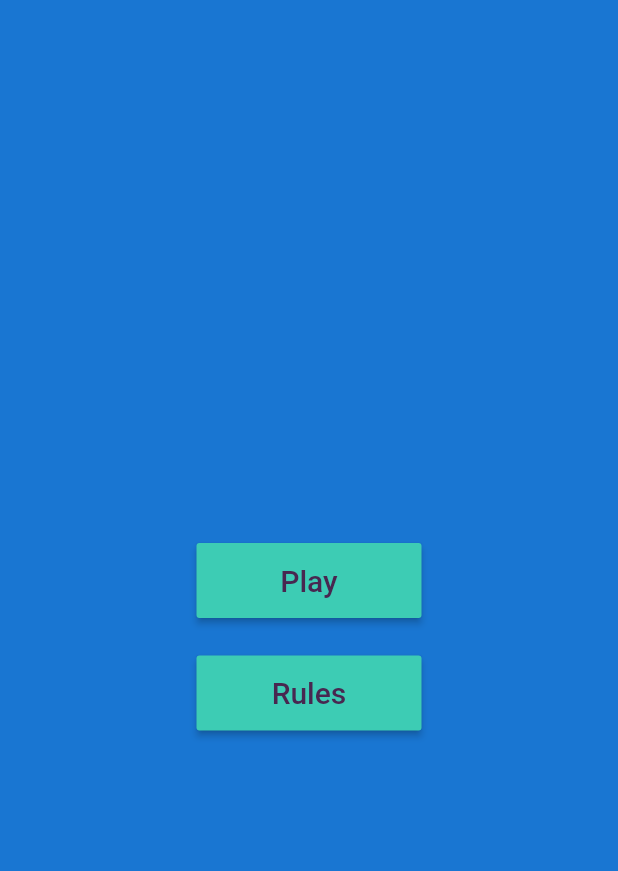
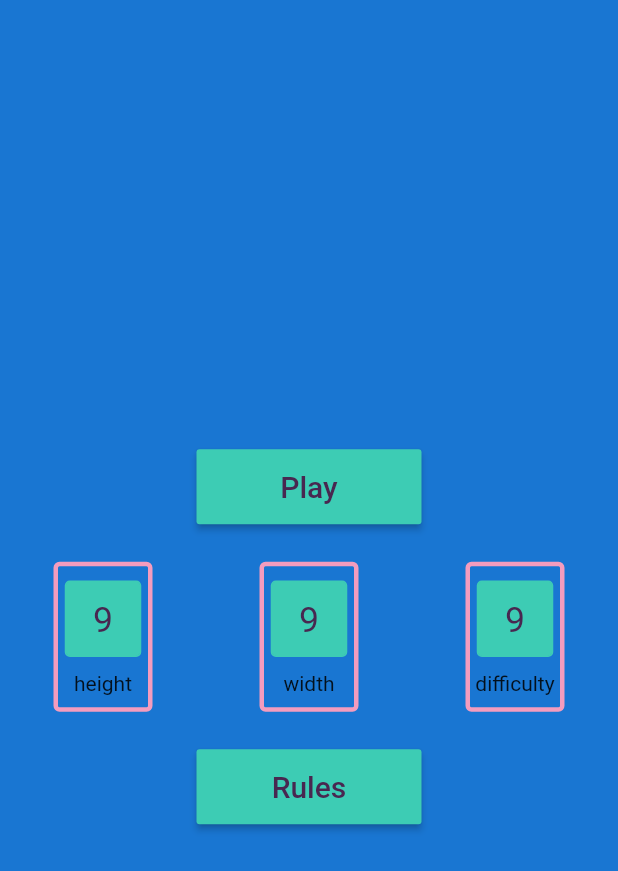
Before and after one commit to Lulu-fw01/kakuro-game, a Flutter app: the screen it shows after launch, on a phone screen of 412 x 824 dp. Shown: the top 871 px of the screen. Run offline on Flutter 3.47's test engine with Material 2 defaults, Android fonts, the phone set to English and light mode, and no system bars; missing offline and left inert: dart:ffi.

Commit message:
updated mrnu screen: added opportunity to select difficulty, height, width

```diff
--- a/kakuro_game/lib/screens/menu_screen/menu_screen.dart
+++ b/kakuro_game/lib/screens/menu_screen/menu_screen.dart
@@ -1,3 +1,4 @@
+import 'package:flutter/cupertino.dart';
 import 'package:flutter/material.dart';
 import 'package:kakuro_game/assets/consts.dart';
 
@@ -41,6 +42,21 @@ class MenuScreen extends StatelessWidget {
                     },
                 )
               ),
+
+
+              Padding(
+                  padding: const EdgeInsets.only(top: 25),
+                  child: Container(
+                      child: Row(
+                    mainAxisAlignment: MainAxisAlignment.spaceAround,
+                    children: [
+                          _parameterList("height"),
+                          _parameterList("width"),
+                          _parameterList("difficulty"),
+                    ],
+                  ))),
+
+
               Padding(
                 padding: const EdgeInsets.only(top: 25.0),
                 child: MaterialButton(
@@ -59,4 +75,48 @@ class MenuScreen extends StatelessWidget {
         )
       );
   }
+
+  // TODO add list of values in parameters, add function in parameters.
+  // TODO use ListWheelScrollView.useDelegate
+  Widget _parameterList([String label = ""]) => Container(
+    decoration: BoxDecoration(border: Border.all(width: 3, color: fourthColor),
+              borderRadius: const BorderRadius.all(Radius.circular(4))),
+    child:
+      Column(mainAxisAlignment: MainAxisAlignment.spaceAround, children: [
+        SizedBox(
+          height: 70,
+          width: 60,
+          child: ListWheelScrollView(
+            useMagnifier: true,
+            magnification: 1.7,
+            diameterRatio: 1,
+            squeeze: 1.8,
+            itemExtent: 50,
+            physics: const FixedExtentScrollPhysics(),
+            children: [
+              _listValue(value: "9"),
+              _listValue(value: "10"),
+              _listValue(value: "11"),
+              _listValue(value: "12"),
+              _listValue(value: "13"),
+            ],
+          ),
+        ),
+        Padding(padding: const EdgeInsets.only(bottom: 8), child:
+        Text(label, style: const TextStyle(fontSize: 14)),)
+      ]));
+
+ Widget _listValue({required String value}) => Center(
+      child: Container(
+          width: 30,
+          height: 30,
+          decoration:
+              BoxDecoration(border: Border.all(color: buttonColor, width: 0.7),
+              borderRadius: const BorderRadius.all(Radius.circular(2)),
+              color: buttonColor),
+          child: Center(
+              child: Text(
+            value,
+            style: const TextStyle(color: buttonContentColor, fontSize: 14),
+          ))));
 }
--- a/kakuro_game/lib/widgets/time/time_card.dart
+++ b/kakuro_game/lib/widgets/time/time_card.dart
@@ -13,26 +13,3 @@ Widget timeCard({required String time}) => Container(
             fontWeight: FontWeight.bold, color: fifthColor, fontSize: 14),
       ),
     );
-
-
-
-/*
-
-Widget timeCard({required String time}) => Column(
-      mainAxisAlignment: MainAxisAlignment.center,
-      children: [
-        Container(
-          padding: const EdgeInsets.all(8),
-          decoration: BoxDecoration(
-              color: buttonColor,
-              borderRadius: BorderRadius.circular(20)),
-          child: Text(
-            time,
-            style: const TextStyle(
-                fontWeight: FontWeight.bold, color: fifthColor, fontSize: 14),
-          ),
-        ),
-      ],
-    );
-
-*/
```
